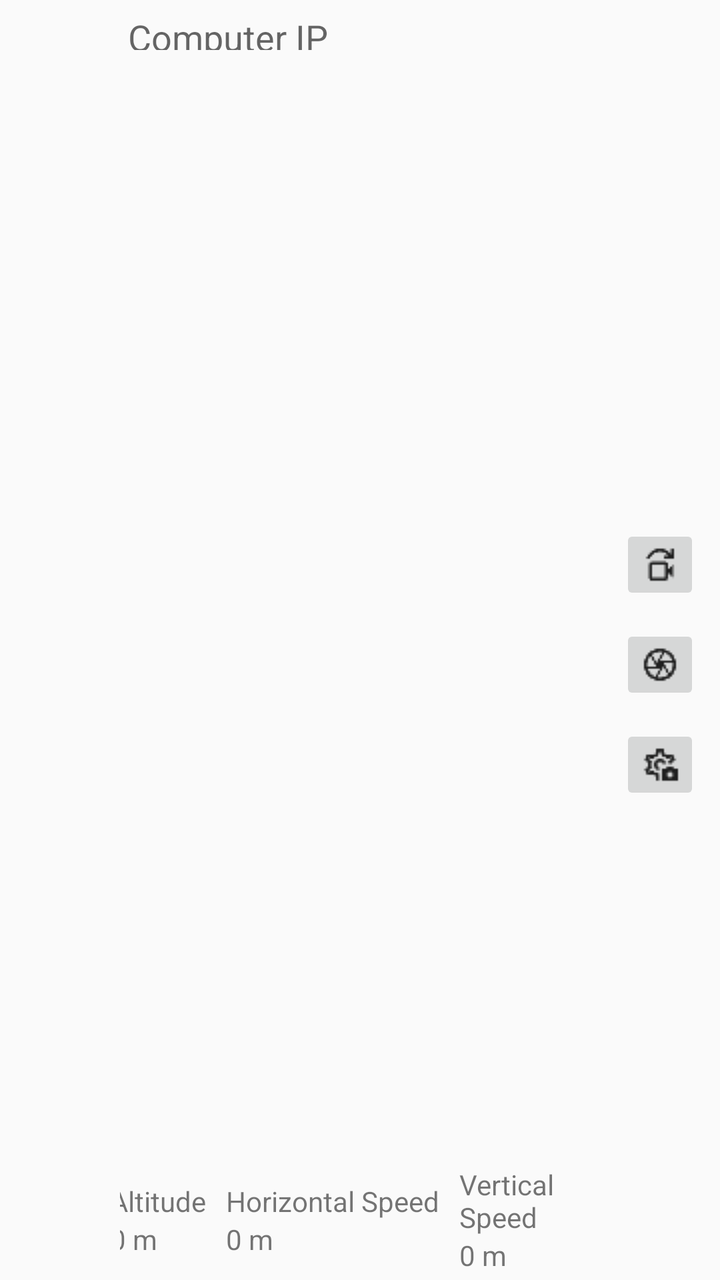
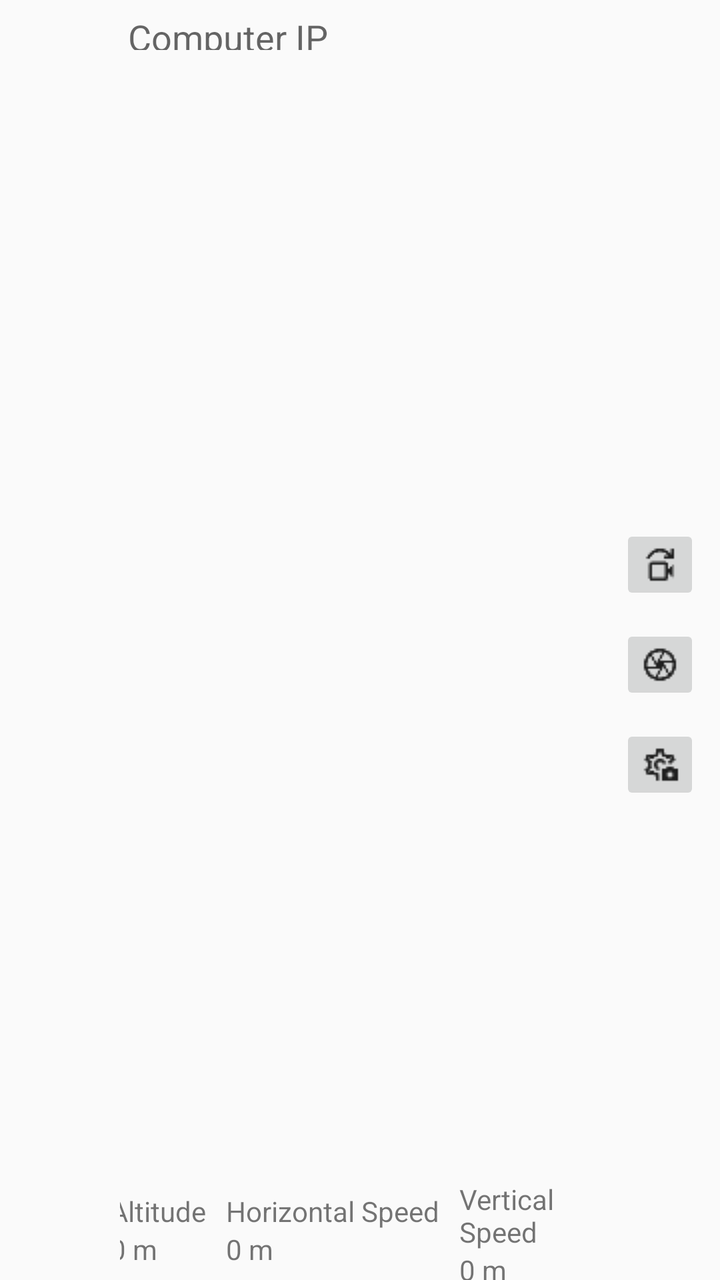

Screens rendered from an Android XML layout before and after an edit, with the pre-edit source and the edit as a unified diff.
<!-- AndroidManifest.xml: application theme AppTheme -->
<!-- res/layout/drone_telemetry.xml -->
<?xml version="1.0" encoding="utf-8"?>
<androidx.constraintlayout.widget.ConstraintLayout xmlns:android="http://schemas.android.com/apk/res/android"
    xmlns:app="http://schemas.android.com/apk/res-auto"
    xmlns:tools="http://schemas.android.com/tools"
    android:layout_width="match_parent"
    android:layout_height="match_parent"
    android:clickable="true"
    android:orientation="horizontal"
    tools:context="ethos.DroneTelemetry">

    
    <LinearLayout
        android:id="@+id/header_bar"
        android:layout_width="0dp"
        android:layout_height="25dp"
        android:orientation="horizontal"
        android:gravity="center_vertical"
        app:layout_constraintTop_toTopOf="parent"
        app:layout_constraintStart_toStartOf="parent"
        app:layout_constraintEnd_toEndOf="parent">


        <com.google.android.material.textfield.TextInputLayout
            android:layout_width="300dp"
            android:layout_height="match_parent"
            android:layout_marginStart="60dp"
            android:hint="Computer IP">

            <com.google.android.material.textfield.TextInputEditText
                android:layout_width="match_parent"
                android:layout_height="wrap_content"
                android:hint="Computer IP" />
        </com.google.android.material.textfield.TextInputLayout>
        <ImageButton
            android:id="@+id/ip_input_button"
            android:layout_height="match_parent"
            android:layout_width="25dp"
            android:src="@drawable/send"/>

        <ImageButton
            android:id="@+id/livestream_button"
            android:layout_height="match_parent"
            android:layout_width="25dp"
            android:layout_marginStart="150dp"
            android:src="@drawable/livestream"/>

        <ImageView
            android:layout_height="match_parent"
            android:layout_width="25dp"
            android:layout_marginStart="15dp"
            android:src="@drawable/battery"/>
        <TextView
            android:id="@+id/battery_text"
            android:layout_height="match_parent"
            android:layout_width="wrap_content"
            android:text="100%" />

        <Space
            android:layout_width="0dp"
            android:layout_height="match_parent"
            android:layout_weight="1" />
        <ImageButton
            android:id="@+id/settings_button"
            android:layout_height="match_parent"
            android:layout_width="25dp"
            android:layout_marginEnd="17.5dp"
            android:src="@drawable/settings"/>

    </LinearLayout>

    
    <LinearLayout
        android:id="@+id/flight_info_bar"
        android:layout_width="0dp"
        android:layout_height="60dp"
        android:gravity="center"
        android:orientation="horizontal"
        app:layout_constraintBottom_toBottomOf="parent"
        app:layout_constraintEnd_toStartOf="@id/camera_bar"
        app:layout_constraintStart_toEndOf="@id/GPS_map_bar">

        <LinearLayout
            android:layout_width="wrap_content"
            android:layout_height="wrap_content"
            android:orientation="vertical">

            <TextView
                android:layout_width="wrap_content"
                android:layout_height="wrap_content"
                android:text="Altitude" />

            <TextView
                android:id="@+id/altitude_text"
                android:layout_width="wrap_content"
                android:layout_height="wrap_content"
                android:text="0 m" />
        </LinearLayout>

        <LinearLayout
            android:layout_width="wrap_content"
            android:layout_height="wrap_content"
            android:orientation="vertical"
            android:layout_marginStart="10dp">


            <TextView
                android:layout_width="wrap_content"
                android:layout_height="wrap_content"
                android:text="Horizontal Speed" />

            <TextView
                android:id="@+id/horizontal_speed_text"
                android:layout_width="wrap_content"
                android:layout_height="wrap_content"
                android:text="0 m" />
        </LinearLayout>

        <LinearLayout
            android:layout_width="wrap_content"
            android:layout_height="wrap_content"
            android:orientation="vertical"
            android:layout_marginStart="10dp">

            <TextView
                android:layout_width="wrap_content"
                android:layout_height="wrap_content"
                android:text="Vertical Speed" />

            <TextView
                android:id="@+id/vertical_speed_text"
                android:layout_width="wrap_content"
                android:layout_height="wrap_content"
                android:text="0 m" />
        </LinearLayout>

        <LinearLayout
            android:layout_width="wrap_content"
            android:layout_height="wrap_content"
            android:orientation="vertical"
            android:layout_marginStart="10dp">

            <TextView
                android:layout_width="wrap_content"
                android:layout_height="wrap_content"
                android:text="Long Lat" />

            <TextView
                android:id="@+id/long_lat_text"
                android:layout_width="wrap_content"
                android:layout_height="wrap_content"
                android:text="0 m" />
        </LinearLayout>
    </LinearLayout>


    
    <LinearLayout
        android:id="@+id/camera_bar"
        android:layout_width="60dp"
        android:layout_height="0dp"
        android:gravity="center_vertical|end"
        android:orientation="vertical"
        app:layout_constraintBottom_toBottomOf="parent"
        app:layout_constraintEnd_toEndOf="parent"
        app:layout_constraintTop_toBottomOf="@id/header_bar">

        <ImageButton
            android:id="@+id/video_swap_button"
            android:layout_width="match_parent"
            android:layout_height="40dp"
            android:layout_marginStart="10dp"
            android:layout_marginEnd="10dp"
            android:src="@drawable/swap_to_video" />

        <ImageButton
            android:id="@+id/shoot_photo_button"
            android:layout_width="match_parent"
            android:layout_height="40dp"
            android:layout_marginStart="10dp"
            android:layout_marginTop="10dp"
            android:layout_marginEnd="10dp"
            android:src="@drawable/shoot_photo" />

        <ImageButton
            android:id="@+id/camera_settings_button"
            android:layout_width="match_parent"
            android:layout_height="40dp"
            android:layout_marginStart="10dp"
            android:layout_marginTop="10dp"
            android:layout_marginEnd="10dp"
            android:src="@drawable/camera_settings" />
    </LinearLayout>

    
    <LinearLayout
        android:id="@+id/mapping_bar"
        android:layout_width="60dp"
        android:layout_height="0dp"
        android:gravity="center_vertical|right"
        android:orientation="horizontal"
        app:layout_constraintTop_toBottomOf="@id/header_bar"
        app:layout_constraintBottom_toTopOf="@id/flight_info_bar"
        app:layout_constraintStart_toStartOf="parent">


    </LinearLayout>

    
    <LinearLayout
        android:id="@+id/GPS_map_bar"
        android:layout_width="60dp"
        android:layout_height="60dp"
        android:gravity="center_vertical|right"
        android:orientation="horizontal"
        app:layout_constraintBottom_toBottomOf="parent"
        app:layout_constraintStart_toStartOf="parent"
        app:layout_constraintTop_toBottomOf="@+id/mapping_bar">


    </LinearLayout>
</androidx.constraintlayout.widget.ConstraintLayout>
<!-- resources referenced by this layout -->
<resources>
  <!-- drawable battery: png bitmap (drawable, 254 bytes) -->
  <!-- drawable camera_settings: png bitmap (drawable, 546 bytes) -->
  <!-- drawable livestream: png bitmap (drawable, 262 bytes) -->
  <!-- drawable send: png bitmap (drawable, 327 bytes) -->
  <!-- drawable settings: png bitmap (drawable, 522 bytes) -->
  <!-- drawable shoot_photo: png bitmap (drawable, 546 bytes) -->
  <!-- drawable swap_to_video: png bitmap (drawable, 388 bytes) -->
  <style name="AppTheme" parent="Theme.AppCompat.Light.DarkActionBar">
          
          <item name="colorPrimary">@color/colorPrimary</item>
          <item name="colorPrimaryDark">@color/colorPrimaryDark</item>
          <item name="colorAccent">@color/colorAccent</item>
          <item name="android:navigationBarColor">@color/colorPrimary</item>
          <item name="actionMenuTextAppearance">@style/menu_item_appearance</item>
      </style>
  <color name="colorPrimary">#314268</color>
  <color name="colorPrimaryDark">#314268</color>
  <color name="colorAccent">#314268</color>
  <style name="menu_item_appearance" parent="@android:style/TextAppearance.Holo.Widget.ActionBar.Menu">
          <item name="android:textSize">25sp</item>
      </style>
</resources>

<!-- the commit's change to res/layout/drone_telemetry.xml (unified diff, before → after) -->
@@ -21,12 +21,14 @@
 
 
         <com.google.android.material.textfield.TextInputLayout
+            android:id="@+id/ip_TextInputLayout"
             android:layout_width="300dp"
             android:layout_height="match_parent"
             android:layout_marginStart="60dp"
             android:hint="Computer IP">
 
             <com.google.android.material.textfield.TextInputEditText
+                android:id="@+id/ip_textInputEditText"
                 android:layout_width="match_parent"
                 android:layout_height="wrap_content"
                 android:hint="Computer IP" />
@@ -72,7 +74,7 @@
     <LinearLayout
         android:id="@+id/flight_info_bar"
         android:layout_width="0dp"
-        android:layout_height="60dp"
+        android:layout_height="50dp"
         android:gravity="center"
         android:orientation="horizontal"
         app:layout_constraintBottom_toBottomOf="parent"
@@ -205,6 +207,20 @@
 
     </LinearLayout>
 
+
+    
+    <TextureView
+        android:id="@+id/camera_view"
+        app:layout_constraintTop_toBottomOf="@id/header_bar"
+        app:layout_constraintBottom_toTopOf="@id/flight_info_bar"
+        app:layout_constraintLeft_toRightOf="@id/mapping_bar"
+        app:layout_constraintRight_toLeftOf="@id/camera_bar"
+        android:layout_height="0dp"
+        android:layout_width="0dp"
+        app:layout_constraintDimensionRatio="16:9" >
+
+    </TextureView>
+
     
     <LinearLayout
         android:id="@+id/GPS_map_bar"
@@ -218,4 +234,6 @@
 
 
     </LinearLayout>
+
+
 </androidx.constraintlayout.widget.ConstraintLayout>
